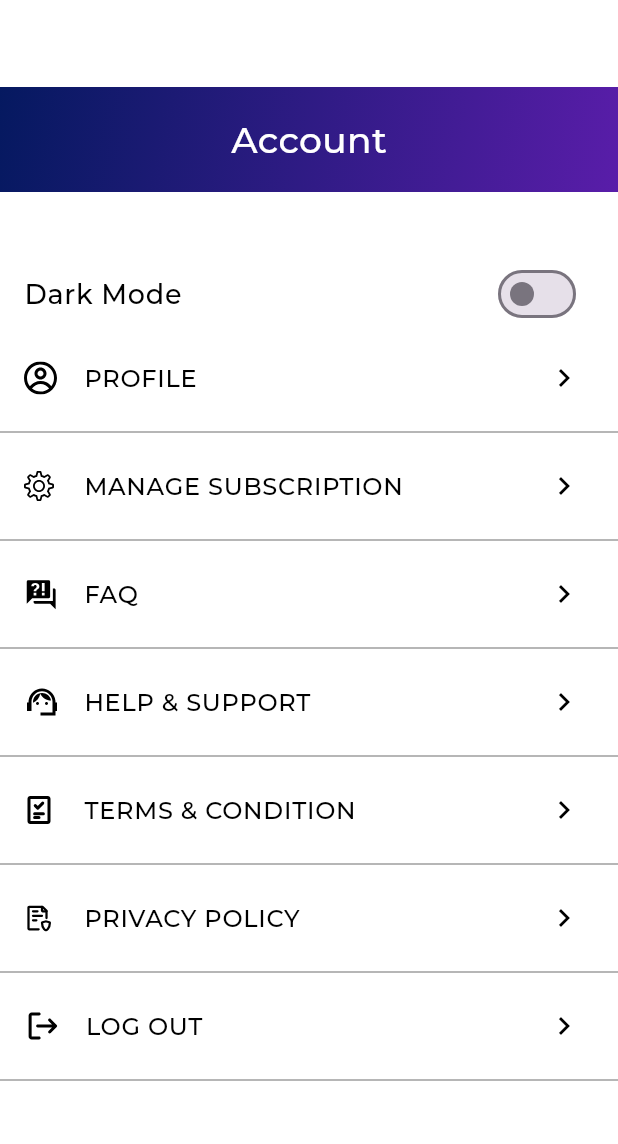
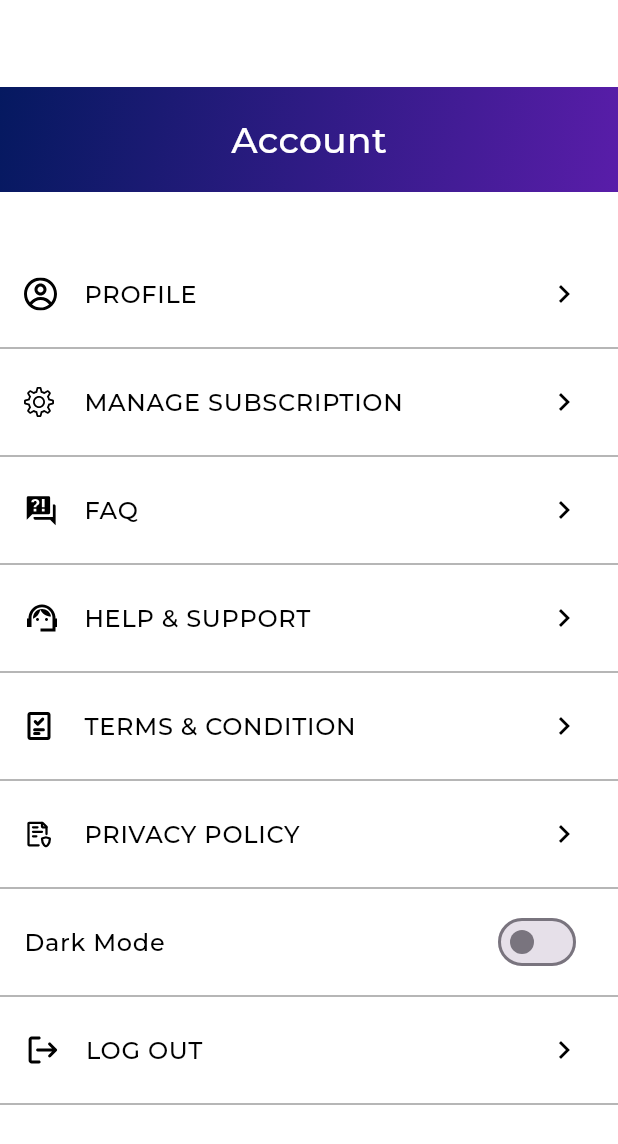
Before and after one commit to RaihanRafi01/Gameplan, a Flutter app: the ProfileView screen opened by its route, on a phone screen of 412 x 824 dp. Shown: the top 1144 px of the screen. Run offline on Flutter 3.47's test engine with Material 3 defaults, Android fonts, the phone set to English and light mode, and no system bars; our stand-ins replace file_picker, flutter_html, flutter_secure_storage, flutter_svg, get, google_fonts and 8 more; missing offline and left inert: flutter_pdfview; accounts and stored records are empty; network calls fail.

Commit message:
ui change

```diff
--- a/lib/app/modules/profile/views/profile_view.dart
+++ b/lib/app/modules/profile/views/profile_view.dart
@@ -55,19 +55,6 @@ class ProfileView extends GetView<ProfileController> {
               ),
             ),
             SizedBox(height: 40),
-            Obx(() => SwitchListTile(
-              title: Text(
-                'Dark Mode',
-                style: h3.copyWith(fontSize: 18,
-                color: themeController.isDarkTheme.value
-                    ? Colors.white
-                    : Colors.black,),
-              ),
-              value: themeController.isDarkTheme.value,
-              onChanged: (value) {
-                themeController.toggleTheme();
-              },
-            )),
             ProfileList(
               svgPath: 'assets/images/profile/profile_icon.svg',
               text: 'PROFILE',
@@ -111,6 +98,17 @@ class ProfileView extends GetView<ProfileController> {
               svgPath: 'assets/images/profile/privacy_icon.svg',
               text: 'PRIVACY POLICY',
               onTap: () => Get.to(() => TermsPrivacyView(isTerms: false,)),
+            ),
+            ProfileList(
+               // Adjust the icon
+              text: 'Dark Mode',
+              onTap: () {}, // No need to navigate; just toggle switch
+              trailingWidget: Obx(() => Switch(
+                value: themeController.isDarkTheme.value,
+                onChanged: (value) {
+                  themeController.toggleTheme();
+                },
+              )),
             ),
             ProfileList(
               svgPath: 'assets/images/profile/logout_icon.svg',
--- a/lib/common/widgets/profile/profileList.dart
+++ b/lib/common/widgets/profile/profileList.dart
@@ -5,15 +5,17 @@ import '../../../app/modules/dashboard/controllers/theme_controller.dart';
 import '../../customFont.dart';
 
 class ProfileList extends StatelessWidget {
-  final String svgPath;
+  final String? svgPath;
   final String text;
-  final VoidCallback onTap; // Callback for tap actions
+  final VoidCallback onTap;
+  final Widget? trailingWidget; // Optional trailing widget
 
   const ProfileList({
     super.key,
-    required this.svgPath,
+    this.svgPath,
     required this.text,
-    required this.onTap, // Required onTap callback
+    required this.onTap,
+    this.trailingWidget, // Initialize trailingWidget
   });
 
   @override
@@ -24,31 +26,34 @@ class ProfileList extends StatelessWidget {
       children: [
         Obx(() => ListTile(
           onTap: onTap,
-          leading: SvgPicture.asset(
-            svgPath,
+          leading: svgPath != null // Check if svgPath is provided
+              ? SvgPicture.asset(
+            svgPath!,
             color: themeController.isDarkTheme.value
                 ? Colors.white
-                : Colors.black, // Adjust icon color
-          ),
+                : Colors.black,
+          )
+              : null,
           title: Text(
             text,
             style: h3.copyWith(
               color: themeController.isDarkTheme.value
                   ? Colors.white
-                  : Colors.black, // Adjust text color
+                  : Colors.black,
             ),
           ),
-          trailing: Icon(
-            Icons.navigate_next,
-            color: themeController.isDarkTheme.value
-                ? Colors.white
-                : Colors.black, // Adjust trailing icon color
-          ),
+          trailing: trailingWidget ??
+              Icon(
+                Icons.navigate_next,
+                color: themeController.isDarkTheme.value
+                    ? Colors.white
+                    : Colors.black,
+              ),
         )),
         Divider(
           color: themeController.isDarkTheme.value
               ? Colors.white54
-              : Colors.grey, // Adjust divider color
+              : Colors.grey,
         ),
       ],
     );
```
Also changed, not shown: lib/app/data/services/api_services.dart (+41 -0 lines), lib/app/modules/history/views/history_view.dart (+263 -210 lines), lib/app/modules/save_class/controllers/save_class_controller.dart (+87 -9 lines), lib/app/modules/save_class/views/save_class_view.dart (+39 -23 lines), assets/images/auth/app_logo.svg.
